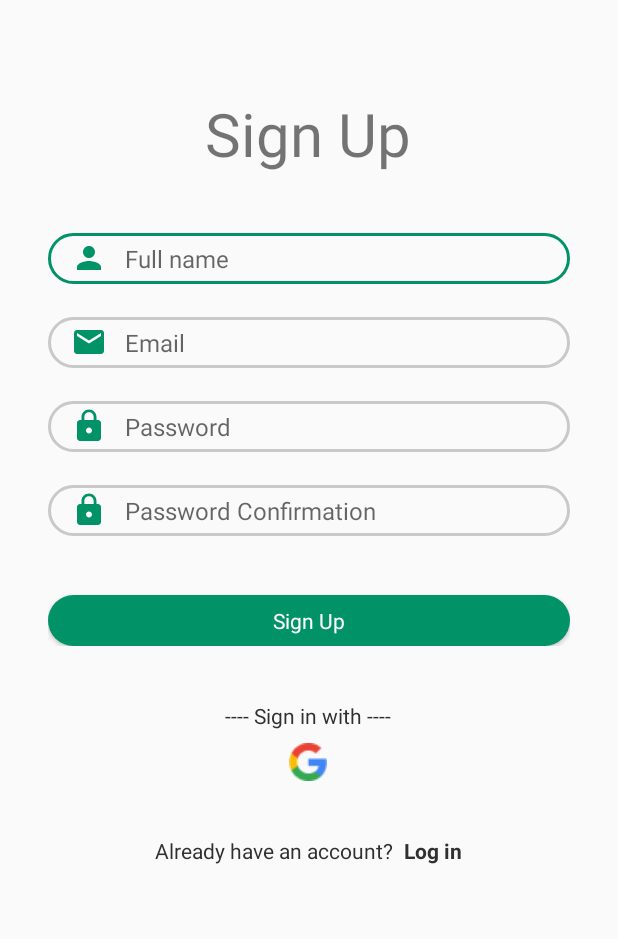
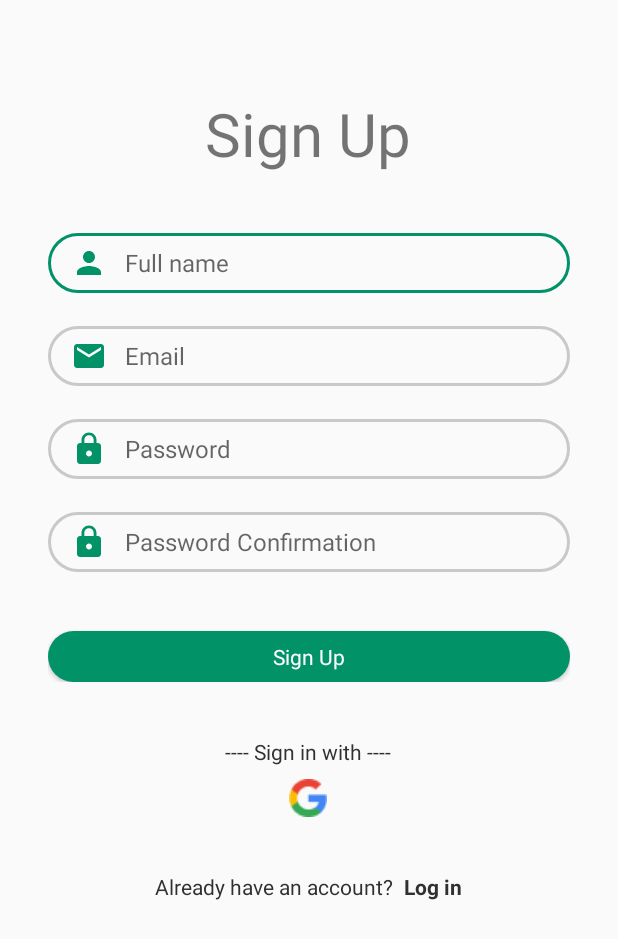
Before and after one commit to alpian-12/restaurant-recommendation, an Android app: the screen it shows after launch (SignUpActivity), on a phone screen of 412 x 824 dp. Shown: the top 939 px of the screen. Run offline under Robolectric (Android 15) with nearby library versions, the phone set to English and light mode, and no system bars; Roboto replaces fonts that are not available here.

Commit message:
nambah tema

```diff
--- a/app/src/main/res/layout/activity_edit_profile.xml
+++ b/app/src/main/res/layout/activity_edit_profile.xml
@@ -43,8 +43,6 @@
             <EditText
                 android:id="@+id/et_name"
                 style="@style/field_text_input"
-                android:layout_width="match_parent"
-                android:layout_height="34dp"
                 android:layout_marginTop="32dp"
                 android:paddingHorizontal="32dp"
                 android:hint="@string/full_name"
--- a/app/src/main/res/layout/activity_login.xml
+++ b/app/src/main/res/layout/activity_login.xml
@@ -34,10 +34,7 @@
         <com.example.restaurantrecommendation.ui.customview.MyEditText
             style="@style/field_text_input"
             android:paddingHorizontal="15dp"
-            android:layout_width="match_parent"
-            android:layout_height="34dp"
             android:drawableStart="@drawable/ic_email"
-            android:drawablePadding="12dp"
             android:hint="@string/email"
             android:importantForAutofill="no"
             android:inputType="textEmailAddress" />
@@ -46,10 +43,7 @@
             style="@style/field_text_input"
             android:layout_marginTop="22dp"
             android:paddingHorizontal="15dp"
-            android:layout_width="match_parent"
-            android:layout_height="34dp"
             android:drawableStart="@drawable/ic_lock"
-            android:drawablePadding="12dp"
             android:hint="@string/password"
             android:inputType="textPassword"
             android:importantForAutofill="no" />
--- a/app/src/main/res/layout/activity_sign_up.xml
+++ b/app/src/main/res/layout/activity_sign_up.xml
@@ -33,10 +33,7 @@
         <com.example.restaurantrecommendation.ui.customview.MyEditText
             style="@style/field_text_input"
             android:id="@+id/et_name"
-            android:layout_width="match_parent"
-            android:layout_height="34dp"
             android:drawableStart="@drawable/ic_person_green"
-            android:drawablePadding="12dp"
             android:hint="@string/full_name"
             android:paddingHorizontal="15dp"
             android:importantForAutofill="no"
@@ -46,10 +43,7 @@
             style="@style/field_text_input"
             android:id="@+id/et_email"
             android:layout_marginTop="22dp"
-            android:layout_width="match_parent"
-            android:layout_height="34dp"
             android:drawableStart="@drawable/ic_email"
-            android:drawablePadding="12dp"
             android:hint="@string/email"
             android:paddingHorizontal="15dp"
             android:importantForAutofill="no"
@@ -58,11 +52,8 @@
         <com.example.restaurantrecommendation.ui.customview.MyEditText
             android:id="@+id/et_password"
             style="@style/field_text_input"
-            android:layout_width="match_parent"
-            android:layout_height="34dp"
             android:layout_marginTop="22dp"
             android:drawableStart="@drawable/ic_lock"
-            android:drawablePadding="12dp"
             android:hint="@string/password"
             android:paddingHorizontal="15dp"
             android:importantForAutofill="no"
@@ -71,11 +62,8 @@
         <com.example.restaurantrecommendation.ui.customview.MyEditText
             style="@style/field_text_input"
             android:id="@+id/et_password_confirmation"
-            android:layout_width="match_parent"
-            android:layout_height="34dp"
             android:layout_marginTop="22dp"
             android:drawableStart="@drawable/ic_lock"
-            android:drawablePadding="12dp"
             android:hint="@string/password_confirmation"
             android:paddingHorizontal="15dp"
             android:importantForAutofill="no"
--- a/app/src/main/res/values/themes.xml
+++ b/app/src/main/res/values/themes.xml
@@ -108,6 +108,9 @@
     <style name="field_text_input" parent="Widget.AppCompat.EditText">
         <item name="android:textAppearance">@style/text_input</item>
         <item name="android:background">@drawable/field_text_input</item>
+        <item name="android:layout_height">40dp</item>
+        <item name="android:layout_width">match_parent</item>
+        <item name="android:drawablePadding">12dp</item>
     </style>
 
     <!-- Button -->
```
